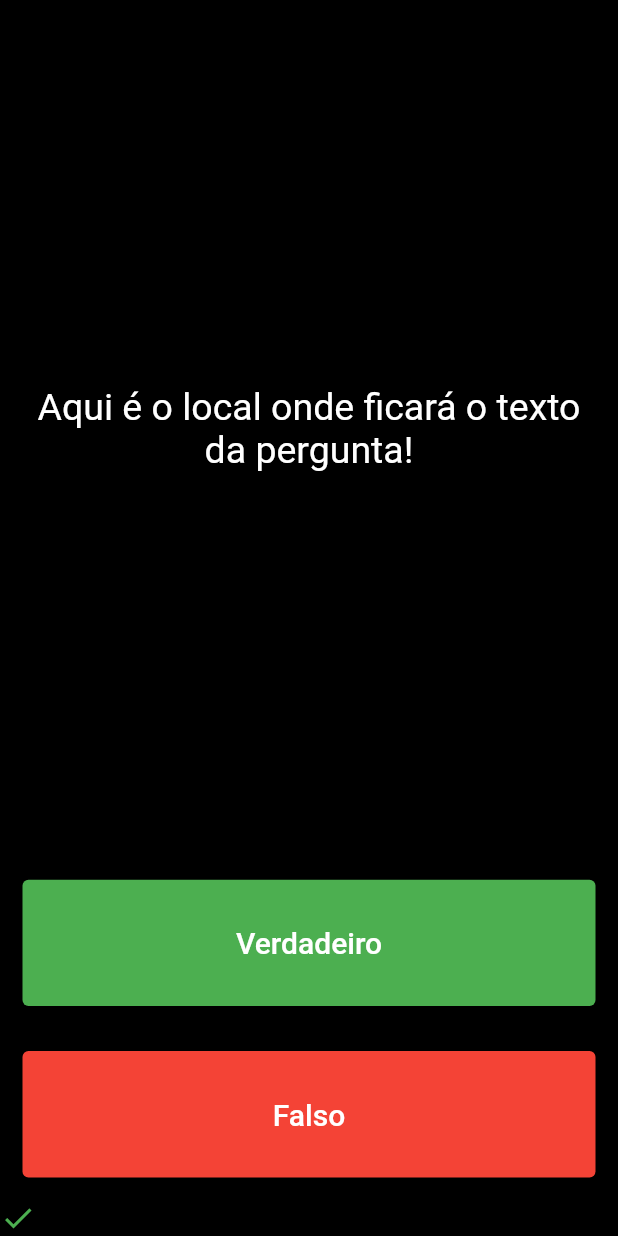
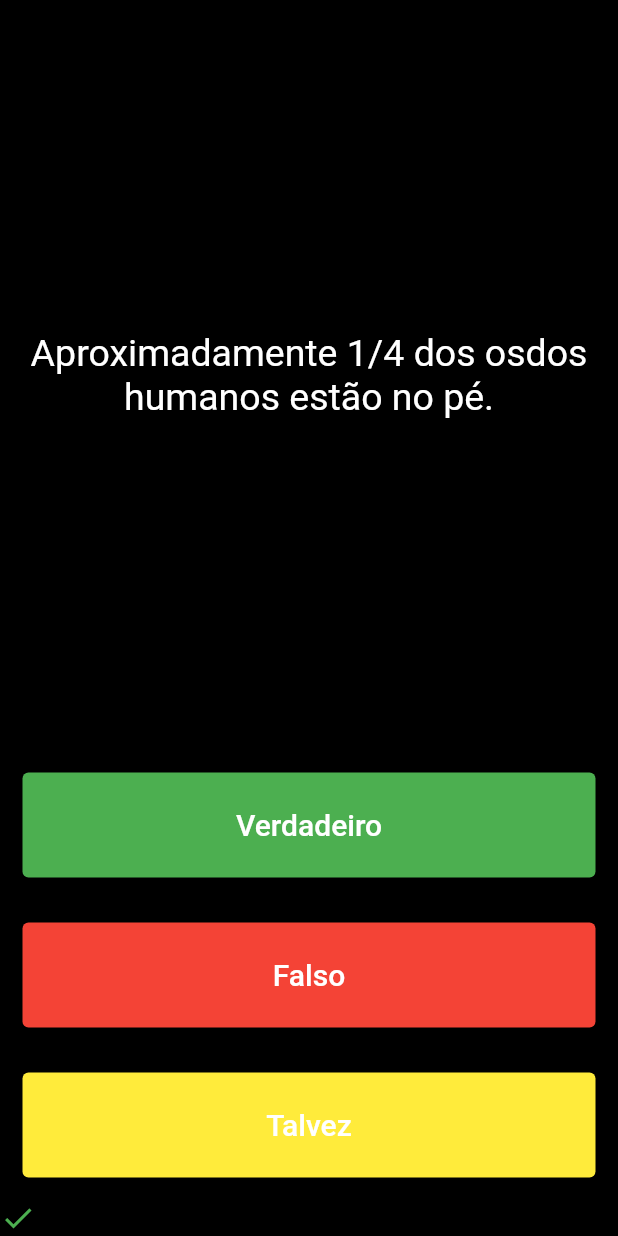
Before and after one commit to lacj2000/quizzler, a Flutter app: the screen it shows after launch, after a tap on "Verdadeiro", on a phone screen of 412 x 824 dp. Run offline on Flutter 3.47's test engine with Material 2 defaults, Android fonts, the phone set to English and light mode, and no system bars.

Commit message:
add - maybe button

```diff
--- a/lib/main.dart
+++ b/lib/main.dart
@@ -1,4 +1,5 @@
 import 'package:flutter/material.dart';
+import 'package:quizzler/quiz_brain.dart';
 
 void main() {
   runApp(Quizzler());
@@ -22,17 +23,37 @@ class QuizPage extends StatefulWidget {
   _QuizzPageStatus createState() => _QuizzPageStatus();
 }
 
+QuizBrain quizBrain = QuizBrain();
+
 class _QuizzPageStatus extends State<QuizPage> {
   List<Icon> scoreKeeper = [];
 
-  void addScore(bool score) {
-    Icon icon;
-    if (score) {
-      icon = Icon(Icons.check, color: Colors.green);
-    } else {
-      icon = Icon(Icons.close, color: Colors.red);
-    }
-    setState(() => {scoreKeeper.add(icon)});
+  void checkAnswer(int userAnswer) {
+    bool correctAnswer = quizBrain.getCorrectAwnser();
+    bool maybe = (userAnswer == 2);
+    bool userPickedAnswer = (!maybe && userAnswer == 1);
+
+    setState(() {
+      if (quizBrain.isFinished() == false) {
+        if (userPickedAnswer == correctAnswer) {
+          scoreKeeper.add(Icon(Icons.check, color: Colors.green));
+        } else if (maybe) {
+          scoreKeeper.add(Icon(
+            Icons.beach_access,
+            color: Colors.yellow,
+          ));
+        } else {
+          scoreKeeper.add(Icon(
+            Icons.close,
+            color: Colors.red,
+          ));
+        }
+        quizBrain.nextQuestion();
+      } else {
+        quizBrain.reset();
+        scoreKeeper = [];
+      }
+    });
   }
 
   @override
@@ -47,7 +68,7 @@ class _QuizzPageStatus extends State<QuizPage> {
             padding: EdgeInsets.all(10.0),
             child: Center(
               child: Text(
-                "Aqui é o local onde ficará o texto da pergunta!",
+                quizBrain.getText(),
                 textAlign: TextAlign.center,
                 style: TextStyle(
                   fontSize: 25.0,
@@ -71,7 +92,7 @@ class _QuizzPageStatus extends State<QuizPage> {
                   fontSize: 20.0,
                 ),
               ),
-              onPressed: () => {addScore(true)},
+              onPressed: () => {checkAnswer(1)},
             ),
           ),
         ),
@@ -89,7 +110,25 @@ class _QuizzPageStatus extends State<QuizPage> {
                   fontSize: 20.0,
                 ),
               ),
-              onPressed: () => {addScore(false)},
+              onPressed: () => {checkAnswer(0)},
+            ),
+          ),
+        ),
+        Expanded(
+          child: Padding(
+            padding: EdgeInsets.all(15.0),
+            child: TextButton(
+              style: TextButton.styleFrom(
+                backgroundColor: Colors.yellow,
+              ),
+              child: Text(
+                "Talvez",
+                style: TextStyle(
+                  color: Colors.white,
+                  fontSize: 20.0,
+                ),
+              ),
+              onPressed: () => {checkAnswer(2)},
             ),
           ),
         ),
```
